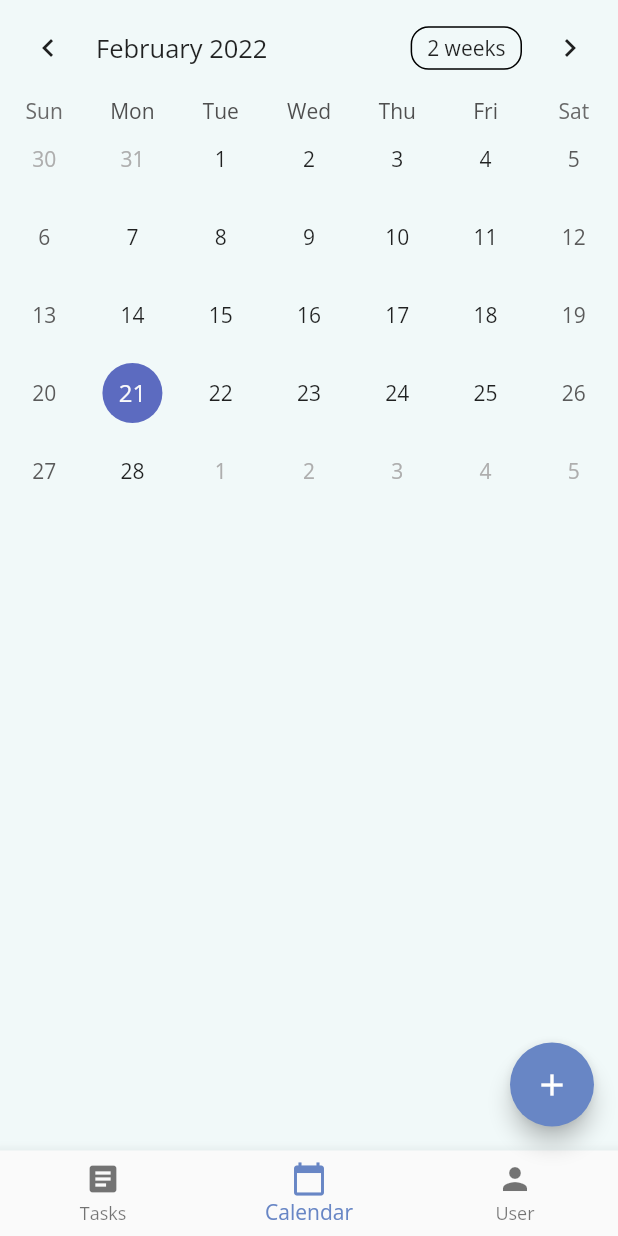
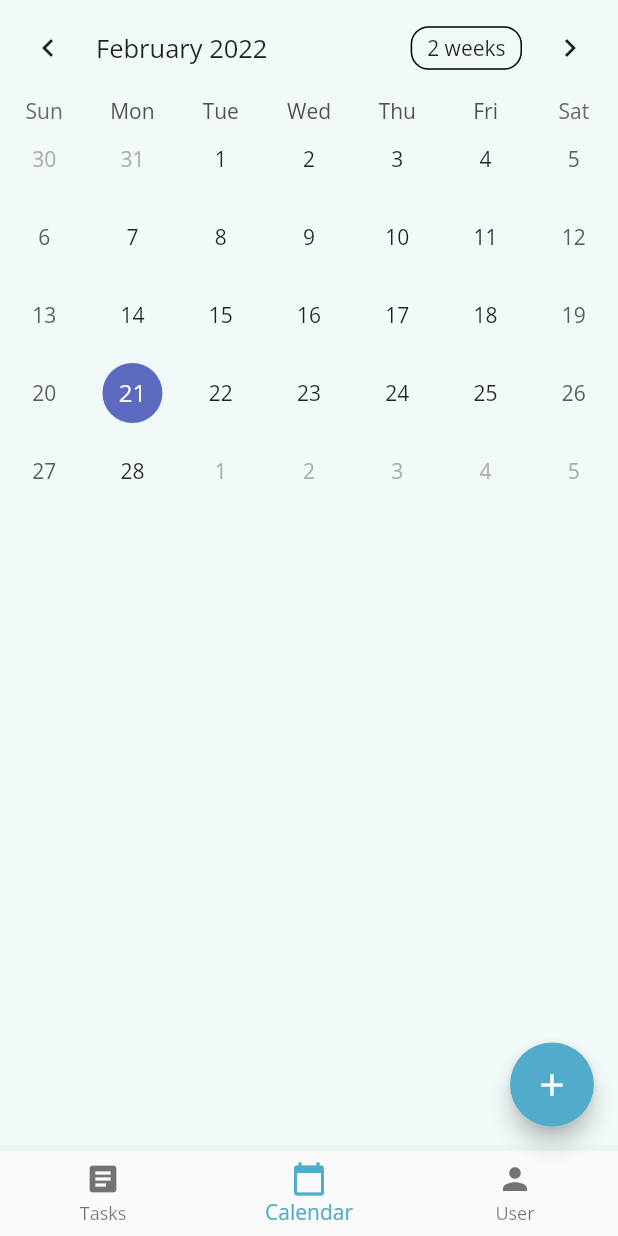
Before and after one commit to Ivan-H-C/todo_list_app, a Flutter app: the screen it shows once a user with an empty profile is signed in, item 2 of the bottom bar chosen, on a phone screen of 412 x 824 dp. Run offline on Flutter 3.47's test engine with Material 2 defaults, Android fonts, the phone set to English and light mode, and no system bars; drawn by our look-alikes of table_calendar; our stand-ins replace cloud_firestore, firebase_auth, firebase_core, flutter_riverpod, google_fonts; missing offline and left inert: flutterfire_ui; accounts and stored records are empty; statements that could not run were skipped.

Commit message:
small changes to ui

```diff
--- a/lib/main.dart
+++ b/lib/main.dart
@@ -22,10 +22,10 @@ class MyApp extends ConsumerWidget {
     return MaterialApp(
       title: 'Flutter Demo',
       theme: ThemeData(
-        primaryColor: const Color(0xff6886C5),
-        bottomNavigationBarTheme: const BottomNavigationBarThemeData(selectedItemColor: Color(0xff6886C5)),
+        primaryColor: const Color(0xff51abcb),
+        bottomNavigationBarTheme: const BottomNavigationBarThemeData(selectedItemColor: Color(0xff51abcb)),
         scaffoldBackgroundColor: const Color(0xffF1F9F9),
-        floatingActionButtonTheme: const FloatingActionButtonThemeData(backgroundColor: Color(0xff6886C5)),
+        floatingActionButtonTheme: const FloatingActionButtonThemeData(backgroundColor: Color(0xff51abcb)),
         textTheme: GoogleFonts.openSansTextTheme(),
       ),
       home: StreamBuilder(
--- a/lib/ui/common_widgets/task_widget.dart
+++ b/lib/ui/common_widgets/task_widget.dart
@@ -20,7 +20,7 @@ class TaskWidget extends StatelessWidget {
       child: Container(
         padding: const EdgeInsets.all(10),
         decoration: BoxDecoration(
-          color: Colors.grey.withOpacity(0.08),
+          color: const Color(0xffe9f5f9),
           borderRadius: BorderRadius.circular(5),
         ),
         child: Row(
```
Also changed, not shown: lib/ui/details/widgets/subtask_widget.dart (+9 -1 lines), pubspec.lock.
